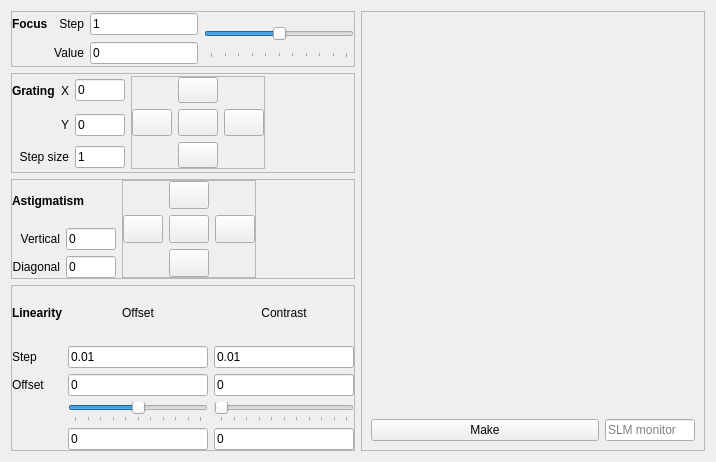
First picture: the form in nplab/instrument/electronics/SLM/slm_calibration.ui, repository nanophotonics/nplab, before the edit.
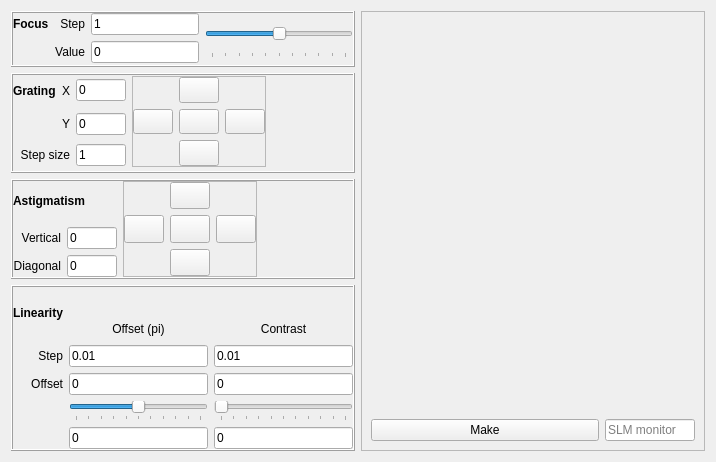
Second picture: the form after the edit. Icons and pictures are not drawn.

Commit message: GUI sizing. Fixed bugs in MRO. Basic debugging messages

```diff
--- a/nplab/instrument/electronics/SLM/slm_calibration.ui
+++ b/nplab/instrument/electronics/SLM/slm_calibration.ui
@@ -41,7 +41,7 @@
       </size>
      </property>
      <property name="frameShape">
-      <enum>QFrame::StyledPanel</enum>
+      <enum>QFrame::Box</enum>
      </property>
      <property name="frameShadow">
       <enum>QFrame::Raised</enum>
@@ -251,7 +251,7 @@
       </size>
      </property>
      <property name="frameShape">
-      <enum>QFrame::StyledPanel</enum>
+      <enum>QFrame::Box</enum>
      </property>
      <property name="frameShadow">
       <enum>QFrame::Raised</enum>
@@ -564,11 +564,14 @@
       </size>
      </property>
      <property name="frameShape">
-      <enum>QFrame::StyledPanel</enum>
+      <enum>QFrame::Box</enum>
      </property>
      <property name="frameShadow">
       <enum>QFrame::Raised</enum>
      </property>
+     <property name="lineWidth">
+      <number>1</number>
+     </property>
      <layout class="QGridLayout" name="gridLayout_17">
       <property name="leftMargin">
        <number>0</number>
@@ -924,7 +927,7 @@
       </size>
      </property>
      <property name="frameShape">
-      <enum>QFrame::StyledPanel</enum>
+      <enum>QFrame::Box</enum>
      </property>
      <property name="frameShadow">
       <enum>QFrame::Raised</enum>
@@ -942,7 +945,7 @@
       <property name="bottomMargin">
        <number>0</number>
       </property>
-      <item row="4" column="1">
+      <item row="5" column="1">
        <widget class="QLineEdit" name="offset_lineEdit_offset">
         <property name="minimumSize">
          <size>
@@ -958,7 +961,39 @@
         </property>
        </widget>
       </item>
-      <item row="6" column="2">
+      <item row="3" column="2">
+       <widget class="QLineEdit" name="contrast_lineEdit_step">
+        <property name="minimumSize">
+         <size>
+          <width>0</width>
+          <height>20</height>
+         </size>
+        </property>
+        <property name="text">
+         <string>0.01</string>
+        </property>
+        <property name="placeholderText">
+         <string>Contrast step</string>
+        </property>
+       </widget>
+      </item>
+      <item row="5" column="0">
+       <widget class="QLabel" name="label_14">
+        <property name="minimumSize">
+         <size>
+          <width>0</width>
+          <height>20</height>
+         </size>
+        </property>
+        <property name="text">
+         <string>Offset</string>
+        </property>
+        <property name="alignment">
+         <set>Qt::AlignRight|Qt::AlignTrailing|Qt::AlignVCenter</set>
+        </property>
+       </widget>
+      </item>
+      <item row="7" column="2">
        <widget class="QLineEdit" name="contrast_lineEdit">
         <property name="minimumSize">
          <size>
@@ -974,7 +1009,7 @@
         </property>
        </widget>
       </item>
-      <item row="5" column="1">
+      <item row="6" column="1">
        <widget class="QSlider" name="offset_slider">
         <property name="minimumSize">
          <size>
@@ -999,7 +1034,45 @@
         </property>
        </widget>
       </item>
-      <item row="5" column="2">
+      <item row="1" column="1">
+       <widget class="QLabel" name="label_11">
+        <property name="sizePolicy">
+         <sizepolicy hsizetype="Preferred" vsizetype="Fixed">
+          <horstretch>0</horstretch>
+          <verstretch>0</verstretch>
+         </sizepolicy>
+        </property>
+        <property name="minimumSize">
+         <size>
+          <width>0</width>
+          <height>20</height>
+         </size>
+        </property>
+        <property name="text">
+         <string>Offset (pi)</string>
+        </property>
+        <property name="alignment">
+         <set>Qt::AlignCenter</set>
+        </property>
+       </widget>
+      </item>
+      <item row="3" column="0">
+       <widget class="QLabel" name="label_13">
+        <property name="minimumSize">
+         <size>
+          <width>0</width>
+          <height>20</height>
+         </size>
+        </property>
+        <property name="text">
+         <string>Step</string>
+        </property>
+        <property name="alignment">
+         <set>Qt::AlignRight|Qt::AlignTrailing|Qt::AlignVCenter</set>
+        </property>
+       </widget>
+      </item>
+      <item row="6" column="2">
        <widget class="QSlider" name="contrast_slider">
         <property name="minimumSize">
          <size>
@@ -1021,7 +1094,29 @@
         </property>
        </widget>
       </item>
-      <item row="4" column="2">
+      <item row="1" column="2">
+       <widget class="QLabel" name="label_12">
+        <property name="sizePolicy">
+         <sizepolicy hsizetype="Preferred" vsizetype="Fixed">
+          <horstretch>0</horstretch>
+          <verstretch>0</verstretch>
+         </sizepolicy>
+        </property>
+        <property name="minimumSize">
+         <size>
+          <width>0</width>
+          <height>20</height>
+         </size>
+        </property>
+        <property name="text">
+         <string>Contrast</string>
+        </property>
+        <property name="alignment">
+         <set>Qt::AlignCenter</set>
+        </property>
+       </widget>
+      </item>
+      <item row="5" column="2">
        <widget class="QLineEdit" name="contrast_lineEdit_offset">
         <property name="minimumSize">
          <size>
@@ -1037,7 +1132,7 @@
         </property>
        </widget>
       </item>
-      <item row="6" column="1">
+      <item row="7" column="1">
        <widget class="QLineEdit" name="offset_lineEdit">
         <property name="minimumSize">
          <size>
@@ -1053,26 +1148,7 @@
         </property>
        </widget>
       </item>
-      <item row="0" column="0">
-       <widget class="QLabel" name="label_6">
-        <property name="minimumSize">
-         <size>
-          <width>0</width>
-          <height>20</height>
-         </size>
-        </property>
-        <property name="font">
-         <font>
-          <weight>75</weight>
-          <bold>true</bold>
-         </font>
-        </property>
-        <property name="text">
-         <string>Linearity</string>
-        </property>
-       </widget>
-      </item>
-      <item row="2" column="1">
+      <item row="3" column="1">
        <widget class="QLineEdit" name="offset_lineEdit_step">
         <property name="minimumSize">
          <size>
@@ -1088,77 +1164,28 @@
         </property>
        </widget>
       </item>
-      <item row="0" column="1">
-       <widget class="QLabel" name="label_11">
-        <property name="minimumSize">
-         <size>
-          <width>0</width>
-          <height>20</height>
-         </size>
+      <item row="0" column="0" rowspan="2">
+       <widget class="QLabel" name="label_6">
+        <property name="sizePolicy">
+         <sizepolicy hsizetype="Preferred" vsizetype="MinimumExpanding">
+          <horstretch>0</horstretch>
+          <verstretch>0</verstretch>
+         </sizepolicy>
         </property>
-        <property name="text">
-         <string>Offset</string>
-        </property>
-        <property name="alignment">
-         <set>Qt::AlignCenter</set>
-        </property>
-       </widget>
-      </item>
-      <item row="2" column="2">
-       <widget class="QLineEdit" name="contrast_lineEdit_step">
         <property name="minimumSize">
          <size>
           <width>0</width>
           <height>20</height>
          </size>
         </property>
-        <property name="text">
-         <string>0.01</string>
+        <property name="font">
+         <font>
+          <weight>75</weight>
+          <bold>true</bold>
+         </font>
         </property>
-        <property name="placeholderText">
-         <string>Contrast step</string>
-        </property>
-       </widget>
-      </item>
-      <item row="0" column="2">
-       <widget class="QLabel" name="label_12">
-        <property name="minimumSize">
-         <size>
-          <width>0</width>
-          <height>20</height>
-         </size>
-        </property>
         <property name="text">
-         <string>Contrast</string>
-        </property>
-        <property name="alignment">
-         <set>Qt::AlignCenter</set>
-        </property>
-       </widget>
-      </item>
-      <item row="2" column="0">
-       <widget class="QLabel" name="label_13">
-        <property name="minimumSize">
-         <size>
-          <width>0</width>
-          <height>20</height>
-         </size>
-        </property>
-        <property name="text">
-         <string>Step</string>
-        </property>
-       </widget>
-      </item>
-      <item row="4" column="0">
-       <widget class="QLabel" name="label_14">
-        <property name="minimumSize">
-         <size>
-          <width>0</width>
-          <height>20</height>
-         </size>
-        </property>
-        <property name="text">
-         <string>Offset</string>
+         <string>Linearity</string>
         </property>
        </widget>
       </item>
```
The commit also changes 1 other file.
